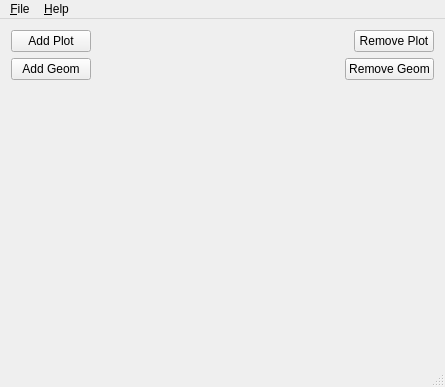
Old version of the form src/ui/MainWindow.ui in the repository fsaso13/SimpleQt4VTKViewer.
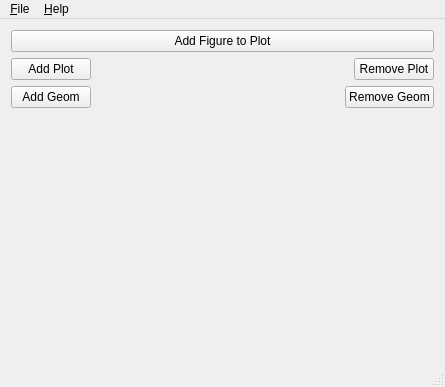
New version of the form.

Commit message: Added Cones, multiples figures on a Single Plot (Adds the new figure to the last plot)

The edit to the form file:
```diff
--- a/src/ui/MainWindow.ui
+++ b/src/ui/MainWindow.ui
@@ -15,6 +15,13 @@
   </property>
   <widget class="QWidget" name="m_centralWidget">
    <layout class="QVBoxLayout" name="verticalLayout">
+    <item>
+     <widget class="QPushButton" name="m_fig2plot">
+      <property name="text">
+       <string>Add Figure to Plot</string>
+      </property>
+     </widget>
+    </item>
     <item>
      <layout class="QHBoxLayout" name="horizontalLayout_3">
       <item>
```
Left out of the diff: 4 changed lines with no effect on the pictures. The commit also changes 11 other files.
